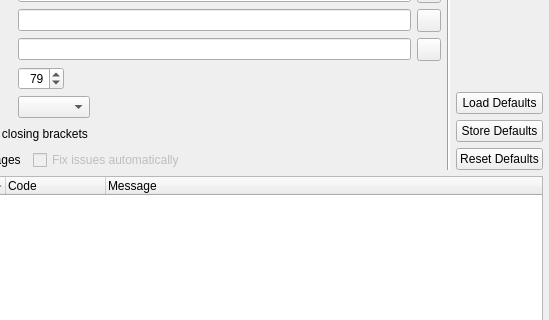
Qt form Plugins/CheckerPlugins/CodeStyleChecker/CodeStyleCheckerDialog.ui (testmana2/test) before a commit; both pictures show x 101 to 650 and y 83 to 403 of the 650 by 700 pixel window.
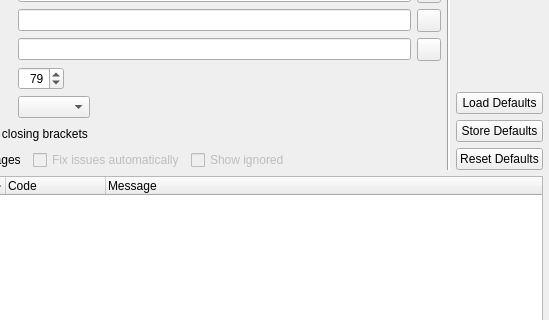
The same form after that commit. Custom widgets are drawn as their Qt base class.

Commit message: Improved the code style checker to show statistics about ignored issues and to show ignored issues in the result list.

The edit to the form file:
```diff
--- a/Plugins/CheckerPlugins/CodeStyleChecker/CodeStyleCheckerDialog.ui
+++ b/Plugins/CheckerPlugins/CodeStyleChecker/CodeStyleCheckerDialog.ui
@@ -341,6 +341,19 @@
           </property>
          </widget>
         </item>
+        <item>
+         <widget class="QCheckBox" name="ignoredCheckBox">
+          <property name="enabled">
+           <bool>false</bool>
+          </property>
+          <property name="toolTip">
+           <string>Select to show ignored issues</string>
+          </property>
+          <property name="text">
+           <string>Show ignored</string>
+          </property>
+         </widget>
+        </item>
         <item>
          <spacer name="horizontalSpacer">
           <property name="orientation">
```
Left out of the diff: 28 changed lines with no effect on the pictures. The commit also changes 20 other files.
